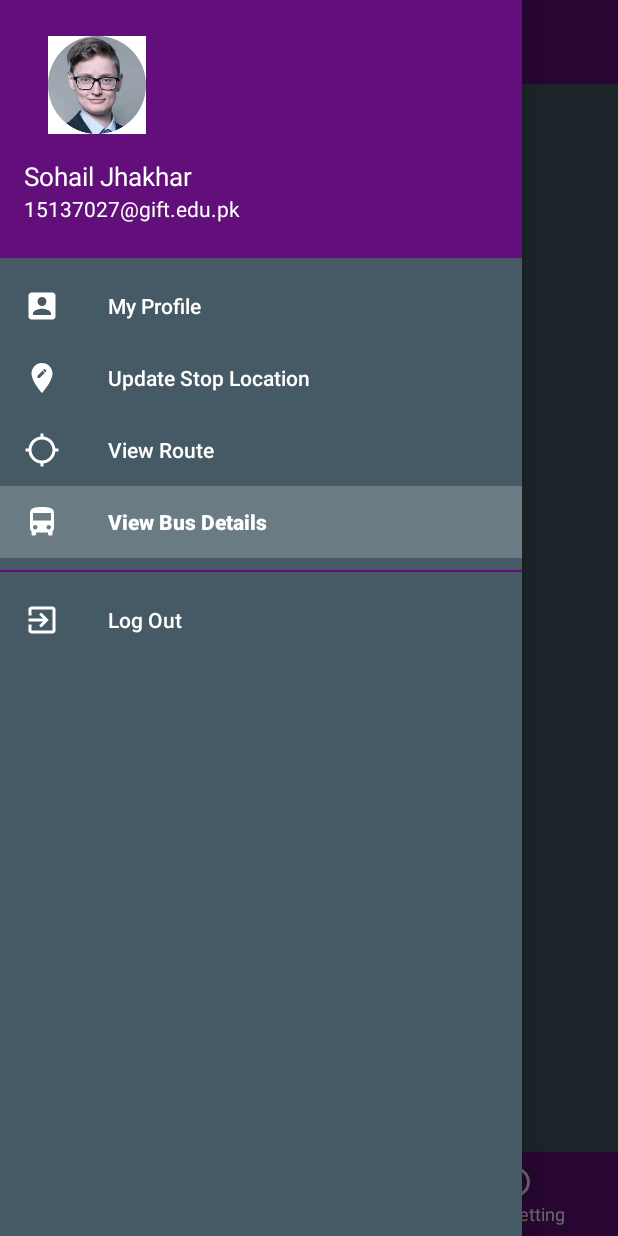
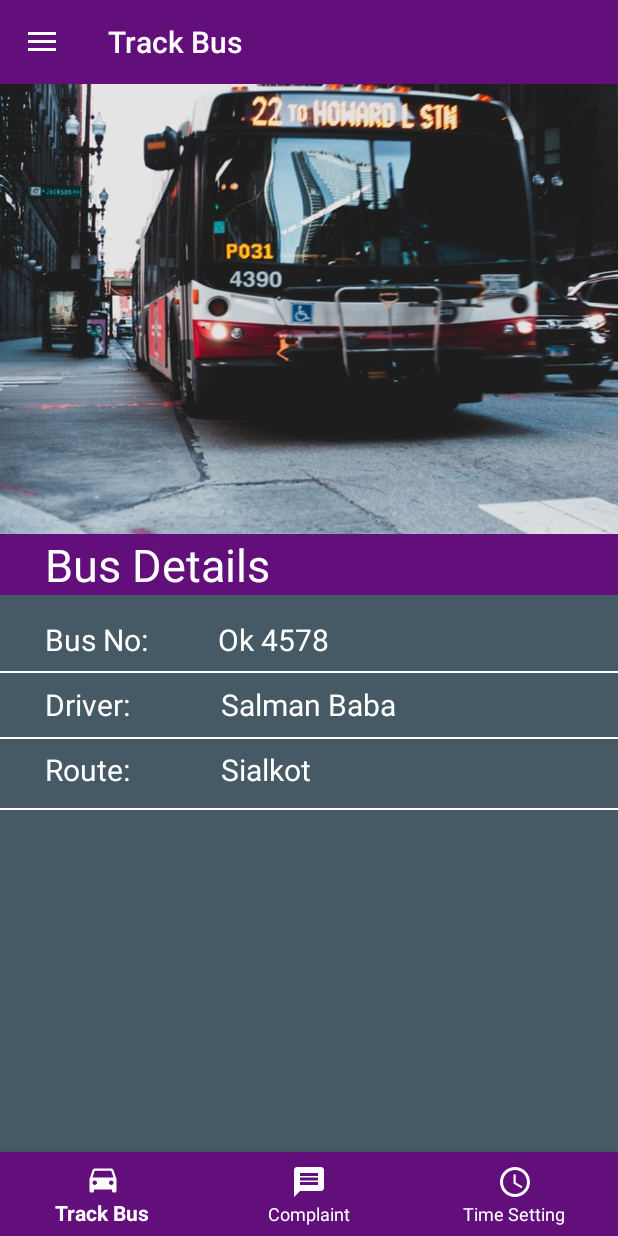
Before and after one commit to g-track/GTrack, an Android app: the screen it shows after launch (studentHome), in the side drawer, after a tap on "View Bus Details", on a phone screen of 412 x 824 dp. Run offline under Robolectric (Android 15) with nearby library versions, the phone set to English and light mode, and no system bars.

Commit message:
student view bus detail
student view bus detail is added.

```diff
--- a/app/src/main/java/com/example/g_track/studentComplaintCompose.java
+++ b/app/src/main/java/com/example/g_track/studentComplaintCompose.java
@@ -2,6 +2,7 @@ package com.example.g_track;
 
 import android.support.v7.app.AppCompatActivity;
 import android.os.Bundle;
+import android.support.v7.widget.Toolbar;
 import android.view.View;
 import android.widget.Button;
 import android.widget.Toast;
@@ -9,12 +10,20 @@ import android.widget.Toast;
 public class studentComplaintCompose extends AppCompatActivity {
 
     private Button email_send_btn;
+    private Toolbar compose_toolbar;
     @Override
     protected void onCreate(Bundle savedInstanceState) {
         super.onCreate(savedInstanceState);
         setContentView(R.layout.activity_student_complaint_compose);
         initialization();
         sendEmail();
+        setUpToolbar();
+    }
+
+    private void setUpToolbar() {
+        setSupportActionBar(compose_toolbar);
+        getSupportActionBar().setTitle("Compose Email");
+        getSupportActionBar().setDisplayHomeAsUpEnabled(true);
     }
 
     private void sendEmail() {
@@ -28,5 +37,6 @@ public class studentComplaintCompose extends AppCompatActivity {
 
     private void initialization() {
         email_send_btn = findViewById(R.id.email_send_btn_id);
+        compose_toolbar = findViewById(R.id.compose_toolbar_id);
     }
 }
--- a/app/src/main/java/com/example/g_track/studentComplaintDetails.java
+++ b/app/src/main/java/com/example/g_track/studentComplaintDetails.java
@@ -37,7 +37,7 @@ public class studentComplaintDetails extends AppCompatActivity {
         setSupportActionBar(mToolbar);
         if (getSupportActionBar()!=null){
             getSupportActionBar().setTitle("Complaint Details");
-          //  getSupportActionBar().setDisplayHomeAsUpEnabled(true);
+            getSupportActionBar().setDisplayHomeAsUpEnabled(true);
         }
     }
 }
--- a/app/src/main/java/com/example/g_track/studentHome.java
+++ b/app/src/main/java/com/example/g_track/studentHome.java
@@ -15,6 +15,7 @@ import android.support.v7.app.AppCompatActivity;
 import android.os.Bundle;
 import android.support.v7.widget.Toolbar;
 import android.view.MenuItem;
+import android.view.View;
 import android.widget.ImageView;
 import android.widget.Toast;
 
@@ -87,6 +88,7 @@ public class studentHome extends AppCompatActivity {
                         fragment = new studentProfileFragment();
                         loadFragment(fragment);
                         main_drawer.closeDrawer(GravityCompat.START);
+                       // main_student_bottomNavigation.setVisibility(View.INVISIBLE);
                         break;
                     case R.id.updateStop_id:
                         Toast.makeText(studentHome.this, "Update Stop Location is Clicked.", Toast.LENGTH_SHORT).show();
@@ -95,7 +97,11 @@ public class studentHome extends AppCompatActivity {
                         Toast.makeText(studentHome.this, "View Route is Clicked.", Toast.LENGTH_SHORT).show();
                         break;
                     case R.id.viewBusDetails_id:
-                        Toast.makeText(studentHome.this, "View Bus Details is Clicked.", Toast.LENGTH_SHORT).show();
+                       // Toast.makeText(studentHome.this, "View Bus Details is Clicked.", Toast.LENGTH_SHORT).show();
+                        fragment = new studentViewBusDetailsFragment();
+                        loadFragment(fragment);
+                        main_drawer.closeDrawer(GravityCompat.START);
+                       // main_student_bottomNavigation.setVisibility(View.INVISIBLE);
                         break;
                     case R.id.logOut_id:
                         Toast.makeText(studentHome.this, "Log Out is Clicked.", Toast.LENGTH_SHORT).show();
--- /dev/null
+++ b/app/src/main/java/com/example/g_track/studentViewBusDetailsFragment.java
@@ -0,0 +1,29 @@
+package com.example.g_track;
+
+
+import android.os.Bundle;
+import android.support.v4.app.Fragment;
+import android.view.LayoutInflater;
+import android.view.View;
+import android.view.ViewGroup;
+
+
+/**
+ * A simple {@link Fragment} subclass.
+ */
+public class studentViewBusDetailsFragment extends Fragment {
+
+
+    public studentViewBusDetailsFragment() {
+        // Required empty public constructor
+    }
+
+
+    @Override
+    public View onCreateView(LayoutInflater inflater, ViewGroup container,
+                             Bundle savedInstanceState) {
+        // Inflate the layout for this fragment
+        return inflater.inflate(R.layout.fragment_student_view_bus_details, container, false);
+    }
+
+}
--- a/app/src/main/res/layout/activity_student_complaint_compose.xml
+++ b/app/src/main/res/layout/activity_student_complaint_compose.xml
@@ -14,7 +14,8 @@
         app:layout_constraintEnd_toEndOf="parent"
         app:layout_constraintHorizontal_bias="0.0"
         app:layout_constraintStart_toStartOf="parent"
-        app:layout_constraintTop_toTopOf="parent">
+        app:layout_constraintTop_toTopOf="parent"
+        android:theme="@style/ToolBarStyle">
 
     </android.support.v7.widget.Toolbar>
 
--- a/app/src/main/res/layout/activity_student_complaint_details.xml
+++ b/app/src/main/res/layout/activity_student_complaint_details.xml
@@ -13,6 +13,7 @@
         app:layout_constraintEnd_toEndOf="parent"
         app:layout_constraintStart_toStartOf="parent"
         app:layout_constraintTop_toTopOf="parent"
+
         >
     </include>
 
--- a/app/src/main/res/layout/app_toolbar.xml
+++ b/app/src/main/res/layout/app_toolbar.xml
@@ -3,6 +3,6 @@
     android:layout_width="match_parent"
     android:layout_height="wrap_content"
     android:background="@color/colorAccent"
-    android:theme="@style/toolbar_theme">
+    android:theme="@style/ToolBarStyle">
 
 </android.support.v7.widget.Toolbar>
--- /dev/null
+++ b/app/src/main/res/layout/fragment_student_view_bus_details.xml
@@ -0,0 +1,102 @@
+<?xml version="1.0" encoding="utf-8"?>
+<android.support.constraint.ConstraintLayout xmlns:android="http://schemas.android.com/apk/res/android"
+    xmlns:app="http://schemas.android.com/apk/res-auto"
+    xmlns:tools="http://schemas.android.com/tools"
+    android:layout_width="match_parent"
+    android:layout_height="match_parent"
+    tools:context=".studentViewBusDetailsFragment"
+    android:background="@color/colorPrimary">
+
+    <!-- TODO: Update blank fragment layout -->
+
+    <ImageView
+        android:id="@+id/imageView4"
+        android:layout_width="match_parent"
+        android:layout_height="300dp"
+        android:scaleType="fitXY"
+        android:src="@drawable/bus"
+        app:layout_constraintEnd_toEndOf="parent"
+        app:layout_constraintHorizontal_bias="0.0"
+        app:layout_constraintStart_toStartOf="parent"
+        app:layout_constraintTop_toTopOf="parent" />
+
+    <TextView
+        android:id="@+id/textView9"
+        android:layout_width="match_parent"
+        android:layout_height="wrap_content"
+        android:layout_marginTop="16dp"
+        android:paddingLeft="30sp"
+        android:text="Bus No:          Ok 4578"
+        android:textColor="@color/colorWhite"
+        android:textSize="20sp"
+        app:layout_constraintEnd_toEndOf="parent"
+        app:layout_constraintStart_toStartOf="parent"
+        app:layout_constraintTop_toBottomOf="@+id/textView10" />
+
+    <TextView
+        android:id="@+id/textView8"
+        android:layout_width="match_parent"
+        android:layout_height="wrap_content"
+        android:layout_marginTop="16dp"
+        android:paddingLeft="30dp"
+        android:text="Driver:             Salman Baba"
+        android:textColor="@color/colorWhite"
+        android:textSize="20sp"
+        app:layout_constraintEnd_toEndOf="parent"
+        app:layout_constraintStart_toStartOf="parent"
+        app:layout_constraintTop_toBottomOf="@+id/textView9" />
+
+    <TextView
+        android:id="@+id/textView11"
+        android:layout_width="match_parent"
+        android:layout_height="wrap_content"
+        android:layout_marginTop="16dp"
+        android:paddingLeft="30dp"
+        android:text="Route:             Sialkot"
+        android:textColor="@color/colorWhite"
+        android:textSize="20sp"
+        app:layout_constraintEnd_toEndOf="parent"
+        app:layout_constraintStart_toStartOf="parent"
+        app:layout_constraintTop_toBottomOf="@+id/textView8" />
+
+    <TextView
+        android:id="@+id/textView10"
+        android:layout_width="match_parent"
+        android:layout_height="wrap_content"
+        android:background="@color/colorAccent"
+        android:paddingLeft="30dp"
+        android:text="Bus Details"
+        android:textColor="@color/colorWhite"
+        android:textSize="30dp"
+        app:layout_constraintEnd_toEndOf="parent"
+        app:layout_constraintStart_toStartOf="parent"
+        app:layout_constraintTop_toBottomOf="@+id/imageView4" />
+
+    <View
+        android:layout_width="match_parent"
+        android:layout_height="1dp"
+        android:layout_marginTop="7dp"
+        android:background="@color/colorWhite"
+        app:layout_constraintEnd_toEndOf="parent"
+        app:layout_constraintStart_toStartOf="parent"
+        app:layout_constraintTop_toBottomOf="@+id/textView9">
+    </View>
+
+    <View
+        android:layout_width="match_parent"
+        android:layout_height="1dp"
+        android:layout_marginTop="8dp"
+        android:background="@color/colorWhite"
+        app:layout_constraintEnd_toEndOf="parent"
+        app:layout_constraintStart_toStartOf="parent"
+        app:layout_constraintTop_toBottomOf="@+id/textView8"></View>
+
+    <View
+        android:layout_width="match_parent"
+        android:layout_height="1dp"
+        android:layout_marginTop="12dp"
+        android:background="@color/colorWhite"
+        app:layout_constraintEnd_toEndOf="parent"
+        app:layout_constraintStart_toStartOf="parent"
+        app:layout_constraintTop_toBottomOf="@+id/textView11" />
+</android.support.constraint.ConstraintLayout>
--- a/app/src/main/res/values/styles.xml
+++ b/app/src/main/res/values/styles.xml
@@ -11,7 +11,7 @@
         <item name="android:listDivider">@color/colorAccent</item>
     </style>
 
-    <style name="toolbar_theme" parent="android:Theme.Holo">
+    <style name="toolbar_theme" parent="Base.Theme.AppCompat">
         <item name="android:homeAsUpIndicator">@color/colorWhite</item>
     </style>
 
@@ -19,4 +19,10 @@
         <item name="android:textColor">@color/colorAccent</item>
     </style>
 
+    <style name="ToolBarStyle" parent="Theme.AppCompat">
+        <item name="android:textColorPrimary">@android:color/white</item>
+        <item name="android:textColorSecondary">@android:color/white</item>
+        <item name="actionMenuTextColor">@android:color/white</item>
+    </style>
+
 </resources>
```
Also changed, not shown: app/src/main/res/drawable/bus.jpg (added).
